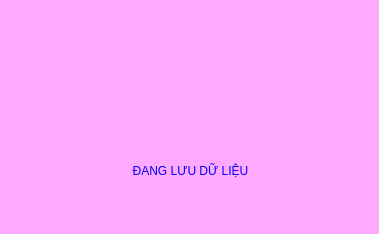
Lam-dev/TheoryFaceRecognition, file Ui/WaitToSaveDialog.ui: the form before one commit.
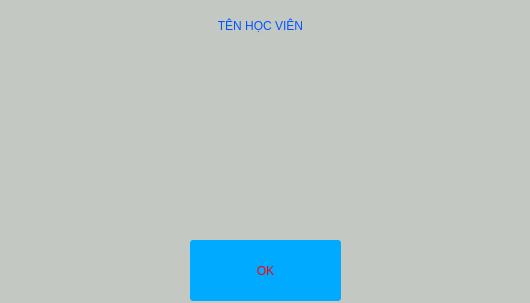
The form after the commit. Icons and pictures are not drawn.

```diff
--- a/Ui/WaitToSaveDialog.ui
+++ b/Ui/WaitToSaveDialog.ui
@@ -6,51 +6,177 @@
    <rect>
     <x>0</x>
     <y>0</y>
-    <width>379</width>
-    <height>234</height>
+    <width>530</width>
+    <height>303</height>
    </rect>
   </property>
   <property name="windowTitle">
    <string>Dialog</string>
   </property>
   <property name="styleSheet">
-   <string notr="true">background-color: rgb(255, 85, 255);
-background-color: rgb(255, 170, 255);</string>
+   <string notr="true">background-color: rgb(196, 200, 195);</string>
   </property>
   <widget class="QLabel" name="label">
    <property name="geometry">
     <rect>
-     <x>146</x>
-     <y>18</y>
-     <width>97</width>
-     <height>87</height>
+     <x>90</x>
+     <y>50</y>
+     <width>431</width>
+     <height>51</height>
     </rect>
    </property>
+   <property name="styleSheet">
+    <string notr="true">
+color: rgb(0, 85, 255);
+font: 75 bold 14pt &quot;Ubuntu&quot;;</string>
+   </property>
    <property name="text">
     <string/>
    </property>
-   <property name="pixmap">
-    <pixmap>../icon/saveIcon100.png</pixmap>
+   <property name="alignment">
+    <set>Qt::AlignCenter</set>
    </property>
+   <property name="wordWrap">
+    <bool>true</bool>
+   </property>
   </widget>
-  <widget class="QLabel" name="label_2">
+  <widget class="QPushButton" name="pushButton_ok">
    <property name="geometry">
     <rect>
-     <x>34</x>
-     <y>122</y>
-     <width>313</width>
-     <height>97</height>
+     <x>190</x>
+     <y>240</y>
+     <width>151</width>
+     <height>61</height>
     </rect>
    </property>
    <property name="styleSheet">
-    <string notr="true">font: 75 bold 20pt &quot;Ubuntu&quot;;
-color: rgb(0, 0, 255);</string>
+    <string notr="true">border-radius:3px;
+font: 75 bold 14pt &quot;Ubuntu&quot;;
+background-color: rgb(0, 170, 255);
+color: rgb(255, 0, 0);</string>
    </property>
    <property name="text">
-    <string>ĐANG LƯU DỮ LIỆU</string>
+    <string>OK</string>
    </property>
+  </widget>
+  <widget class="QLabel" name="label_forShowAddFGPresult">
+   <property name="geometry">
+    <rect>
+     <x>90</x>
+     <y>110</y>
+     <width>431</width>
+     <height>51</height>
+    </rect>
+   </property>
+   <property name="styleSheet">
+    <string notr="true">
+color: rgb(0, 85, 255);
+font: 75 bold 14pt &quot;Ubuntu&quot;;</string>
+   </property>
+   <property name="text">
+    <string/>
+   </property>
    <property name="alignment">
     <set>Qt::AlignCenter</set>
+   </property>
+   <property name="wordWrap">
+    <bool>true</bool>
+   </property>
+  </widget>
+  <widget class="QLabel" name="label_forShowAddCardResult">
+   <property name="geometry">
+    <rect>
+     <x>90</x>
+     <y>170</y>
+     <width>431</width>
+     <height>51</height>
+    </rect>
+   </property>
+   <property name="styleSheet">
+    <string notr="true">
+color: rgb(0, 85, 255);
+font: 75 bold 14pt &quot;Ubuntu&quot;;</string>
+   </property>
+   <property name="text">
+    <string/>
+   </property>
+   <property name="alignment">
+    <set>Qt::AlignCenter</set>
+   </property>
+   <property name="wordWrap">
+    <bool>true</bool>
+   </property>
+  </widget>
+  <widget class="QLabel" name="label_forShowNameStudent">
+   <property name="geometry">
+    <rect>
+     <x>80</x>
+     <y>0</y>
+     <width>361</width>
+     <height>51</height>
+    </rect>
+   </property>
+   <property name="styleSheet">
+    <string notr="true">
+color: rgb(0, 85, 255);
+font: 75 bold 18pt &quot;Ubuntu&quot;;</string>
+   </property>
+   <property name="text">
+    <string>TÊN HỌC VIÊN</string>
+   </property>
+   <property name="alignment">
+    <set>Qt::AlignCenter</set>
+   </property>
+   <property name="wordWrap">
+    <bool>true</bool>
+   </property>
+  </widget>
+  <widget class="QLabel" name="label_forShowFaceIcon">
+   <property name="geometry">
+    <rect>
+     <x>10</x>
+     <y>60</y>
+     <width>51</width>
+     <height>41</height>
+    </rect>
+   </property>
+   <property name="text">
+    <string/>
+   </property>
+   <property name="pixmap">
+    <pixmap>../icon/faceIcon40.png</pixmap>
+   </property>
+  </widget>
+  <widget class="QLabel" name="label_forShowFGPicon">
+   <property name="geometry">
+    <rect>
+     <x>10</x>
+     <y>120</y>
+     <width>51</width>
+     <height>41</height>
+    </rect>
+   </property>
+   <property name="text">
+    <string/>
+   </property>
+   <property name="pixmap">
+    <pixmap>../icon/fingerIcon40.png</pixmap>
+   </property>
+  </widget>
+  <widget class="QLabel" name="label_forShowCardIcon">
+   <property name="geometry">
+    <rect>
+     <x>10</x>
+     <y>180</y>
+     <width>51</width>
+     <height>41</height>
+    </rect>
+   </property>
+   <property name="text">
+    <string/>
+   </property>
+   <property name="pixmap">
+    <pixmap>../icon/cardIcon40.png</pixmap>
    </property>
   </widget>
  </widget>
```
Left out of the diff: 2 changed lines with no effect on the pictures.
